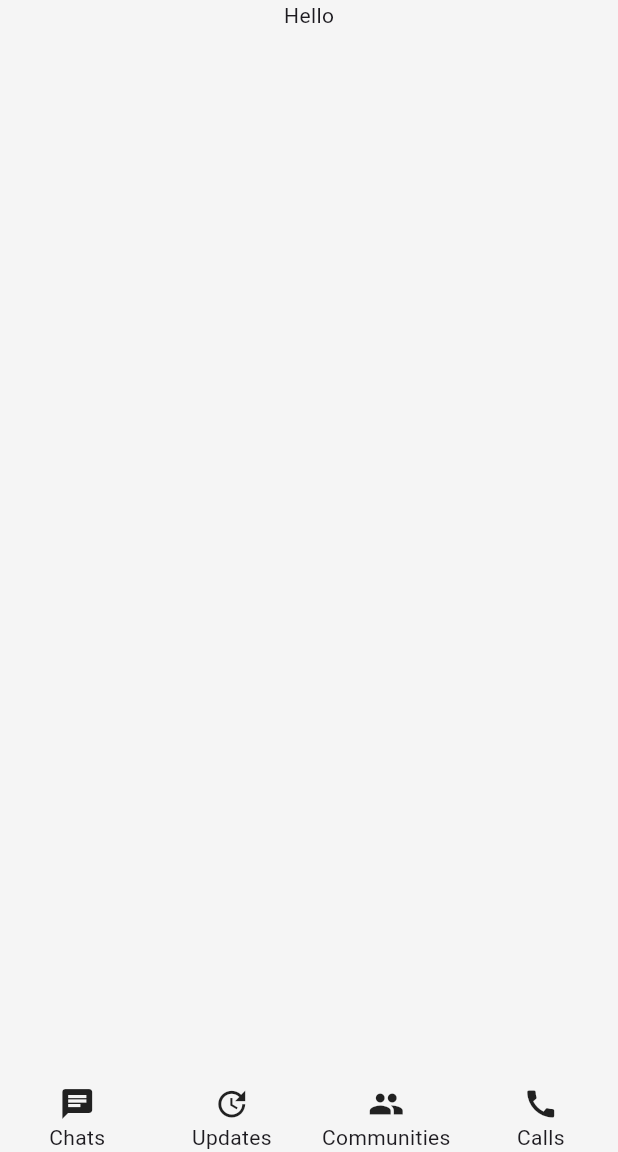
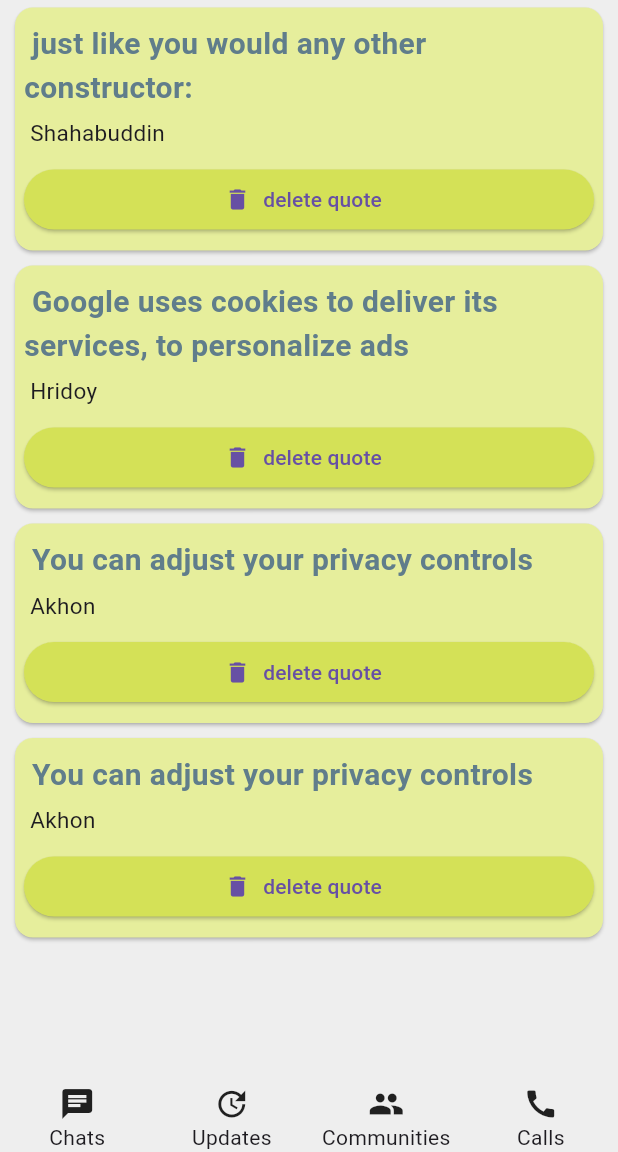
Before and after one commit to Shahabuddin1122/Flutter, a Flutter app: the screen it shows after launch, on a phone screen of 412 x 824 dp, the part 84-1236 px from its top. Run offline on Flutter 3.47's test engine with Material 3 defaults, Android fonts, the phone set to English and light mode, and no system bars.

```diff
--- /dev/null
+++ b/codelab/whatsapp/lib/class/queta.dart
@@ -0,0 +1,6 @@
+class Queta {
+  String name;
+  String desc;
+
+  Queta({required this.name, required this.desc});
+}
--- a/codelab/whatsapp/lib/main.dart
+++ b/codelab/whatsapp/lib/main.dart
@@ -1,20 +1,37 @@
-import 'package:flutter/cupertino.dart';
 import 'package:flutter/material.dart';
-import 'package:flutter/widgets.dart';
+import 'class/queta.dart';
+import 'widgets/card_component.dart';
 
 void main() {
   runApp(const MaterialApp(
-    home: My(),
+    home: WhatsApp(),
   ));
 }
 
-class My extends StatelessWidget {
-  const My({super.key});
+class WhatsApp extends StatefulWidget {
+  const WhatsApp({super.key});
+
+  @override
+  State<WhatsApp> createState() => _WhatsAppState();
+}
+
+class _WhatsAppState extends State<WhatsApp> {
+  List<Queta> queta2 = [
+    Queta(
+        name: "Shahabuddin",
+        desc: "just like you would any other constructor:"),
+    Queta(
+        name: "Hridoy",
+        desc:
+            "Google uses cookies to deliver its services, to personalize ads"),
+    Queta(name: "Akhon", desc: "You can adjust your privacy controls"),
+    Queta(name: "Akhon", desc: "You can adjust your privacy controls"),
+  ];
 
   @override
   Widget build(BuildContext context) {
     return Scaffold(
-        backgroundColor: Colors.grey[100],
+        backgroundColor: Colors.grey[200],
         appBar: AppBar(
           backgroundColor: Colors.green[300],
           title: const Row(
@@ -40,13 +57,21 @@ class My extends StatelessWidget {
             ],
           ),
         ),
-        body: const Column(
+        body: Column(
           mainAxisAlignment: MainAxisAlignment.spaceBetween,
           children: [
             Column(
-              children: [Text("Hello")],
+              children: queta2.map((q) {
+                return CardComponent(
+                    queta: q,
+                    delete: () {
+                      setState(() {
+                        queta2.remove(q);
+                      });
+                    });
+              }).toList(),
             ),
-            Column(
+            const Column(
               children: [
                 Row(
                   children: [
--- /dev/null
+++ b/codelab/whatsapp/lib/widgets/card_component.dart
@@ -0,0 +1,51 @@
+import 'package:flutter/material.dart';
+import 'package:whatsapp/class/queta.dart';
+
+class CardComponent extends StatelessWidget {
+  final Queta queta;
+  final Function() delete;
+  const CardComponent({required this.queta, required this.delete, super.key});
+
+  @override
+  Widget build(BuildContext context) {
+    return Card(
+      margin: const EdgeInsets.symmetric(horizontal: 10, vertical: 5),
+      color: Colors.lime[200],
+      child: Padding(
+        padding: const EdgeInsets.symmetric(horizontal: 6.0, vertical: 10.0),
+        child: Column(
+          crossAxisAlignment: CrossAxisAlignment.stretch,
+          children: [
+            Text(
+              ' ${queta.desc}',
+              style: const TextStyle(
+                fontSize: 20,
+                fontWeight: FontWeight.bold,
+                color: Colors.blueGrey,
+              ),
+            ),
+            const SizedBox(height: 5),
+            Text(
+              ' ${queta.name}',
+              style: const TextStyle(
+                fontSize: 15,
+              ),
+            ),
+            const SizedBox(
+              height: 10,
+            ),
+            ElevatedButton.icon(
+              style: ElevatedButton.styleFrom(
+                backgroundColor: Colors.lime[400],
+              ),
+              onPressed: delete,
+              icon: const Icon(Icons.delete), // Providing an Icon widget
+              label: const Text(
+                  "delete quote"), // Providing a Text widget for the label
+            )
+          ],
+        ),
+      ),
+    );
+  }
+}
```
Also changed, not shown: codelab/api_test/analysis_options.yaml (added, +28 -0 lines), codelab/api_test/lib/main.dart (added, +15 -0 lines), codelab/api_test/lib/pages/home.dart (added, +24 -0 lines), codelab/api_test/lib/pages/location.dart (added, +24 -0 lines), codelab/api_test/lib/pages/products.dart (added, +59 -0 lines), codelab/api_test/pubspec.yaml (added, +89 -0 lines), codelab/api_test/pubspec.lock (added), 124 other files.
